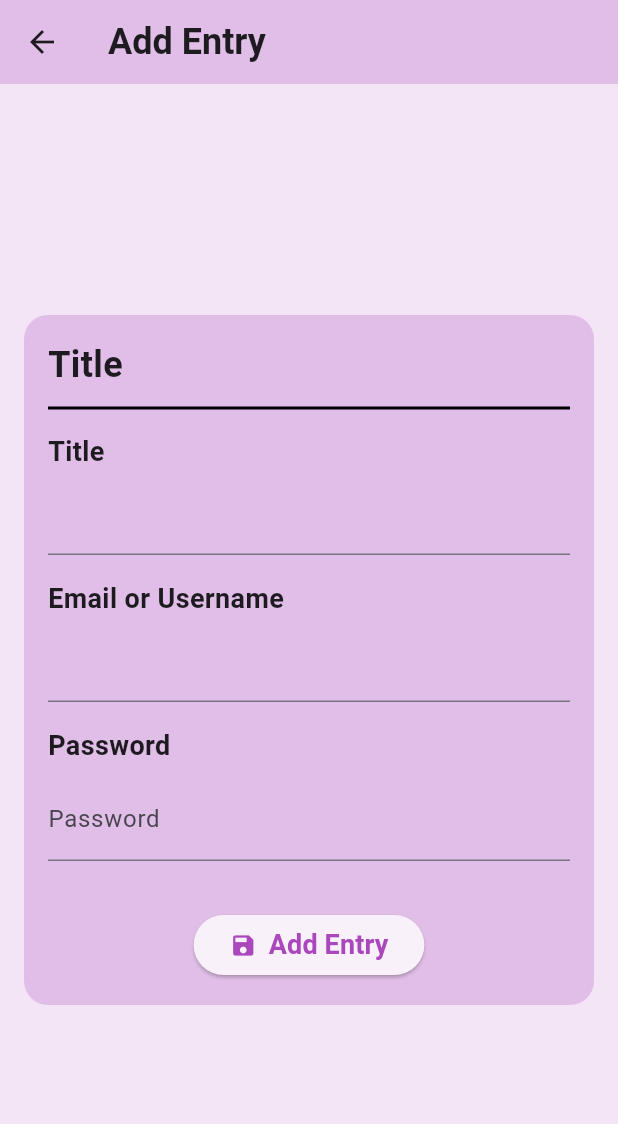
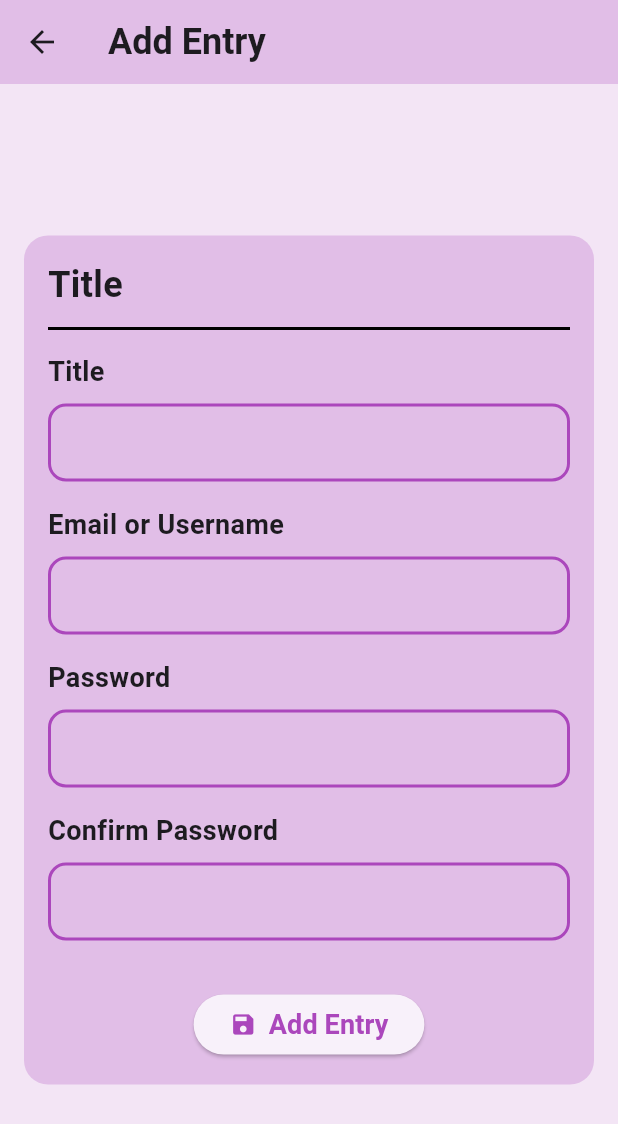
Before and after one commit to Mrityunjayyshukla/passcode_manager, a Flutter app: the screen it shows after launch, after a tap on the "add" icon, on a phone screen of 412 x 824 dp. Shown: the top 1124 px of the screen. Run offline on Flutter 3.47's test engine with Material 3 defaults, Android fonts, the phone set to English and light mode, and no system bars; our stand-ins replace shared_preferences.

Commit message:
minor changes #1

```diff
--- a/lib/add_entry.dart
+++ b/lib/add_entry.dart
@@ -14,6 +14,7 @@ class _AddEntryState extends State<AddEntry> {
   TextEditingController titleController = TextEditingController();
   TextEditingController emailController = TextEditingController();
   TextEditingController passwordController = TextEditingController();
+  TextEditingController confirmPasswordController = TextEditingController();
 
   @override
   Widget build(BuildContext context) {
@@ -42,6 +43,7 @@ class _AddEntryState extends State<AddEntry> {
               borderRadius: BorderRadius.circular(16),
             ),
             padding: const EdgeInsets.all(16),
+            child: SingleChildScrollView(
               child: Column(
                 mainAxisSize: MainAxisSize.min,
                 crossAxisAlignment: CrossAxisAlignment.start,
@@ -67,8 +69,18 @@ class _AddEntryState extends State<AddEntry> {
                     ),
                   ),
                   const SizedBox(height: 8),
-                TextField(
+                  Container(
+                    padding: const EdgeInsets.symmetric(horizontal: 8),
+                    decoration: BoxDecoration(
+                      border: Border.all(width: 2,color: Colors.purple.shade400),
+                      borderRadius: BorderRadius.circular(12),
+                    ),
+                    child: TextField(
                       controller: titleController,
+                      decoration: const InputDecoration(
+                        border: InputBorder.none,
+                      ),
+                    ),
                   ),
                   const SizedBox(height: 16),
                   const Text(
@@ -79,8 +91,18 @@ class _AddEntryState extends State<AddEntry> {
                     ),
                   ),
                   const SizedBox(height: 8),
-                TextField(
+                  Container(
+                    padding: const EdgeInsets.symmetric(horizontal: 8),
+                    decoration: BoxDecoration(
+                      border: Border.all(width: 2,color: Colors.purple.shade400),
+                      borderRadius: BorderRadius.circular(12),
+                    ),
+                    child: TextField(
                       controller: emailController,
+                      decoration: const InputDecoration(
+                        border: InputBorder.none,
+                      ),
+                    ),
                   ),
                   const SizedBox(height: 16),
                   const Text(
@@ -91,15 +113,48 @@ class _AddEntryState extends State<AddEntry> {
                     ),
                   ),
                   const SizedBox(height: 8),
-                TextField(
+                  Container(
+                    padding: const EdgeInsets.symmetric(horizontal: 8),
+                    decoration: BoxDecoration(
+                      border: Border.all(width: 2,color: Colors.purple.shade400),
+                      borderRadius: BorderRadius.circular(12),
+                    ),
+                    child: TextField(
+                      obscureText: true,
                       controller: passwordController,
+                      decoration: const InputDecoration(
+                        border: InputBorder.none,
+                      ),
+                    ),
+                  ),
+                  const SizedBox(height: 16),
+                  const Text(
+                    "Confirm Password",
+                    style: TextStyle(
+                      fontSize: 18,
+                      fontWeight: FontWeight.bold,
+                    ),
+                  ),
+                  const SizedBox(height: 8),
+                  Container(
+                    padding: const EdgeInsets.symmetric(horizontal: 8),
+                    decoration: BoxDecoration(
+                      border: Border.all(width: 2,color: Colors.purple.shade400),
+                      borderRadius: BorderRadius.circular(12),
+                    ),
+                    child: TextField(
                       obscureText: true,
-                  decoration: const InputDecoration(labelText: "Password"),
+                      controller: confirmPasswordController,
+                      decoration: const InputDecoration(
+                        border: InputBorder.none,
+                      ),
+                    ),
                   ),
                   const SizedBox(height: 32),
                   Center(
                     child: ElevatedButton(
                       onPressed: (){
+                        if (passwordController.text==confirmPasswordController.text){
                           // Get the details from the text controllers
                           Map<String, String> newRecord = {
                             'Title': titleController.text,
@@ -113,6 +168,8 @@ class _AddEntryState extends State<AddEntry> {
 
                           // Navigate back to list page
                           Navigator.pop(context);
+                        }
+
                       },
                       child: Row(
                         mainAxisSize: MainAxisSize.min,
@@ -133,6 +190,7 @@ class _AddEntryState extends State<AddEntry> {
                     ),
                   )
                 ],
+              ),
             ),
           ),
         ),
--- a/lib/entry_details_page.dart
+++ b/lib/entry_details_page.dart
@@ -31,6 +31,7 @@ class RecordDetailsPage extends StatelessWidget {
               borderRadius: BorderRadius.circular(16),
             ),
             padding: const EdgeInsets.all(16),
+            child: SingleChildScrollView(
               child: Column(
                 mainAxisSize: MainAxisSize.min,
                 crossAxisAlignment: CrossAxisAlignment.start,
@@ -101,6 +102,7 @@ class RecordDetailsPage extends StatelessWidget {
             ),
           ),
         ),
+      ),
     );
   }
 }
--- a/lib/main.dart
+++ b/lib/main.dart
@@ -15,6 +15,7 @@ class MyApp extends StatelessWidget {
   @override
   Widget build(BuildContext context) {
     return MaterialApp(
+      debugShowCheckedModeBanner: false,
       title: 'Flutter Demo',
       theme: ThemeData(
         colorScheme: ColorScheme.fromSeed(seedColor: Colors.deepPurple),
```
Also changed, not shown: lib/edit_entry.dart (+62 -4 lines). Lines whose indentation alone changed are shown as unchanged.
